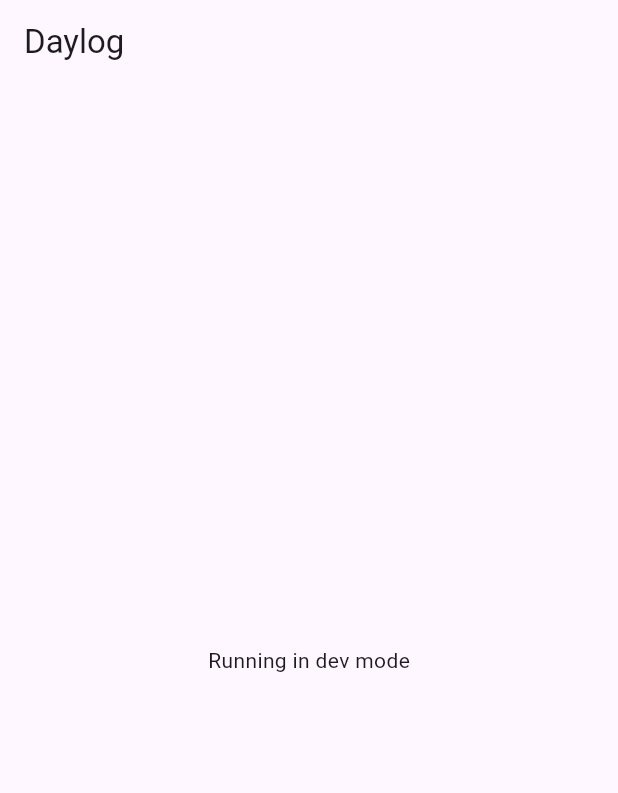
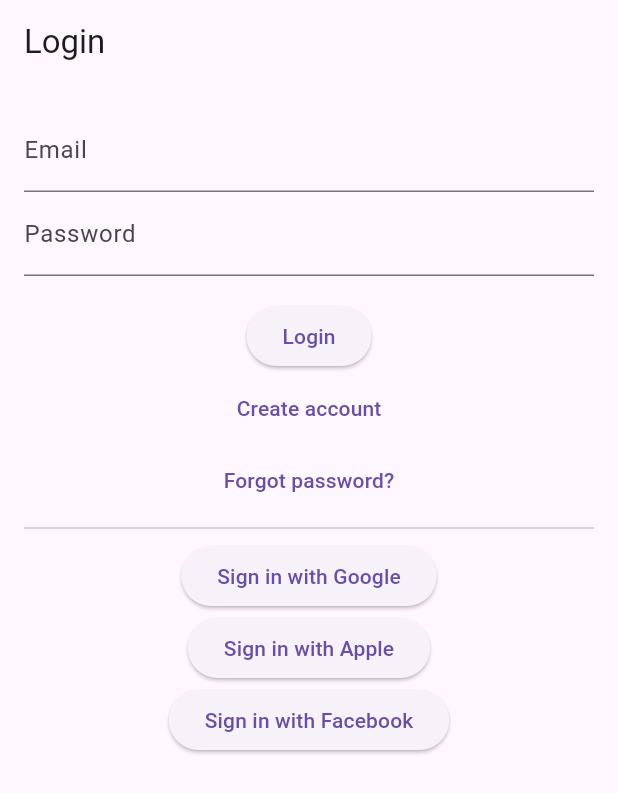
Before and after one commit to anasha-dot/day-log-flutter, a Flutter app: the screen it shows after launch, on a phone screen of 412 x 824 dp. Shown: the top 793 px of the screen. Run offline on Flutter 3.47's test engine with Material 3 defaults, Android fonts, the phone set to English and light mode, and no system bars; our stand-ins replace cloud_firestore, firebase_auth, firebase_core, firebase_storage, flutter_riverpod, google_sign_in and 2 more; missing offline and left inert: flutter_facebook_auth; accounts and stored records are empty.

Commit message:
Add Firebase auth with social login and onboarding

```diff
--- a/lib/app.dart
+++ b/lib/app.dart
@@ -1,20 +1,30 @@
 import 'package:flutter/material.dart';
+import 'package:flutter_riverpod/flutter_riverpod.dart';
+
 import 'config/environment.dart';
+import 'screens/auth/login_screen.dart';
+import 'screens/home_screen.dart';
+import 'state/auth_providers.dart';
 
-class MyApp extends StatelessWidget {
+class MyApp extends ConsumerWidget {
   const MyApp({super.key});
 
   @override
-  Widget build(BuildContext context) {
+  Widget build(BuildContext context, WidgetRef ref) {
     final env = EnvironmentConfig.environment;
+    final auth = ref.watch(authStateProvider);
     return MaterialApp(
-      title: 'Daylog',
-      home: Scaffold(
-        appBar: AppBar(title: const Text('Daylog')),
-        body: Center(
-          child: Text('Running in ' + env.name + ' mode'),
+      title: 'Daylog - ${env.name}',
+      home: auth.when(
+        data: (user) => user == null ? const LoginScreen() : const HomeScreen(),
+        loading: () => const Scaffold(
+          body: Center(child: CircularProgressIndicator()),
+        ),
+        error: (e, _) => Scaffold(
+          body: Center(child: Text('Error: $e')),
         ),
       ),
+      debugShowCheckedModeBanner: false,
     );
   }
 }
--- /dev/null
+++ b/lib/screens/auth/login_screen.dart
@@ -0,0 +1,104 @@
+import 'package:flutter/material.dart';
+import 'package:flutter_riverpod/flutter_riverpod.dart';
+
+import '../../state/auth_providers.dart';
+import 'signup_screen.dart';
+import 'password_reset_screen.dart';
+
+class LoginScreen extends ConsumerStatefulWidget {
+  const LoginScreen({super.key});
+
+  @override
+  ConsumerState<LoginScreen> createState() => _LoginScreenState();
+}
+
+class _LoginScreenState extends ConsumerState<LoginScreen> {
+  final _emailController = TextEditingController();
+  final _passwordController = TextEditingController();
+
+  @override
+  void dispose() {
+    _emailController.dispose();
+    _passwordController.dispose();
+    super.dispose();
+  }
+
+  @override
+  Widget build(BuildContext context) {
+    final authState = ref.watch(authControllerProvider);
+    ref.listen(authControllerProvider, (previous, next) {
+      if (next.hasError) {
+        ScaffoldMessenger.of(context).showSnackBar(
+          SnackBar(content: Text(next.error.toString())),
+        );
+      }
+    });
+
+    return Scaffold(
+      appBar: AppBar(title: const Text('Login')),
+      body: Padding(
+        padding: const EdgeInsets.all(16),
+        child: Column(
+          children: [
+            TextField(
+              controller: _emailController,
+              decoration: const InputDecoration(labelText: 'Email'),
+            ),
+            TextField(
+              controller: _passwordController,
+              decoration: const InputDecoration(labelText: 'Password'),
+              obscureText: true,
+            ),
+            const SizedBox(height: 16),
+            ElevatedButton(
+              onPressed: authState.isLoading
+                  ? null
+                  : () => ref
+                      .read(authControllerProvider.notifier)
+                      .signInWithEmail(
+                        _emailController.text,
+                        _passwordController.text,
+                      ),
+              child: authState.isLoading
+                  ? const CircularProgressIndicator()
+                  : const Text('Login'),
+            ),
+            TextButton(
+              onPressed: () => Navigator.push(
+                context,
+                MaterialPageRoute(builder: (_) => const SignupScreen()),
+              ),
+              child: const Text('Create account'),
+            ),
+            TextButton(
+              onPressed: () => Navigator.push(
+                context,
+                MaterialPageRoute(builder: (_) => const PasswordResetScreen()),
+              ),
+              child: const Text('Forgot password?'),
+            ),
+            const Divider(),
+            ElevatedButton(
+              onPressed: () => ref
+                  .read(authControllerProvider.notifier)
+                  .signInWithGoogle(),
+              child: const Text('Sign in with Google'),
+            ),
+            ElevatedButton(
+              onPressed: () => ref
+                  .read(authControllerProvider.notifier)
+                  .signInWithApple(),
+              child: const Text('Sign in with Apple'),
+            ),
+            ElevatedButton(
+              onPressed: () => ref
+                  .read(authControllerProvider.notifier)
+                  .signInWithFacebook(),
+              child: const Text('Sign in with Facebook'),
+            ),
+          ],
+        ),
+      ),
+    );
+  }
+}
--- /dev/null
+++ b/lib/services/auth_service.dart
@@ -0,0 +1,84 @@
+import 'package:cloud_firestore/cloud_firestore.dart';
+import 'package:firebase_auth/firebase_auth.dart';
+import 'package:flutter_facebook_auth/flutter_facebook_auth.dart';
+import 'package:google_sign_in/google_sign_in.dart';
+import 'package:sign_in_with_apple/sign_in_with_apple.dart';
+
+import '../models/user_profile.dart';
+
+class AuthService {
+  final FirebaseAuth _auth;
+  final FirebaseFirestore _firestore;
+
+  AuthService(this._auth, this._firestore);
+
+  Stream<User?> authStateChanges() => _auth.authStateChanges();
+
+  Future<UserCredential> signUpWithEmail(String email, String password) async {
+    return await _auth.createUserWithEmailAndPassword(
+      email: email,
+      password: password,
+    );
+  }
+
+  Future<UserCredential> signInWithEmail(String email, String password) async {
+    return await _auth.signInWithEmailAndPassword(
+      email: email,
+      password: password,
+    );
+  }
+
+  Future<void> resetPassword(String email) async {
+    await _auth.sendPasswordResetEmail(email: email);
+  }
+
+  Future<UserCredential> signInWithGoogle() async {
+    final GoogleSignInAccount? googleUser = await GoogleSignIn().signIn();
+    if (googleUser == null) {
+      throw FirebaseAuthException(
+        code: 'ERROR_ABORTED_BY_USER',
+        message: 'Sign in aborted by user',
+      );
+    }
+    final googleAuth = await googleUser.authentication;
+    final credential = GoogleAuthProvider.credential(
+      accessToken: googleAuth.accessToken,
+      idToken: googleAuth.idToken,
+    );
+    return await _auth.signInWithCredential(credential);
+  }
+
+  Future<UserCredential> signInWithApple() async {
+    final result = await SignInWithApple.getAppleIDCredential(
+      scopes: [AppleIDAuthorizationScopes.email, AppleIDAuthorizationScopes.fullName],
+    );
+    final oauthCredential = OAuthProvider('apple.com').credential(
+      idToken: result.identityToken,
+      accessToken: result.authorizationCode,
+    );
+    return await _auth.signInWithCredential(oauthCredential);
+  }
+
+  Future<UserCredential> signInWithFacebook() async {
+    final LoginResult result = await FacebookAuth.instance.login();
+    if (result.status != LoginStatus.success) {
+      throw FirebaseAuthException(
+        code: 'ERROR_ABORTED_BY_USER',
+        message: result.message,
+      );
+    }
+    final OAuthCredential credential =
+        FacebookAuthProvider.credential(result.accessToken!.token);
+    return await _auth.signInWithCredential(credential);
+  }
+
+  Future<void> signOut() async {
+    await _auth.signOut();
+    await GoogleSignIn().signOut();
+    await FacebookAuth.instance.logOut();
+  }
+
+  Future<void> createUserProfile(UserProfile profile) async {
+    await _firestore.collection('users').doc(profile.uid).set(profile.toMap());
+  }
+}
--- a/pubspec.yaml
+++ b/pubspec.yaml
@@ -16,6 +16,9 @@ dependencies:
   firebase_storage: ^11.5.4
   firebase_messaging: ^14.7.10
   flutter_riverpod: ^2.4.9
+  google_sign_in: ^5.4.2
+  sign_in_with_apple: ^5.0.0
+  flutter_facebook_auth: ^6.0.4
   file_picker: ^5.5.0
   image_picker: ^1.0.4
   video_player: ^2.7.2
```
Also changed, not shown: lib/main_common.dart (+7 -2 lines), lib/models/user_profile.dart (added, +42 -0 lines), lib/screens/auth/password_reset_screen.dart (added, +52 -0 lines), lib/screens/auth/signup_screen.dart (added, +79 -0 lines), lib/screens/home_screen.dart (added, +43 -0 lines), lib/screens/onboarding/onboarding_screen.dart (added, +144 -0 lines), lib/services/user_service.dart (added, +14 -0 lines), lib/state/auth_providers.dart (added, +97 -0 lines).
